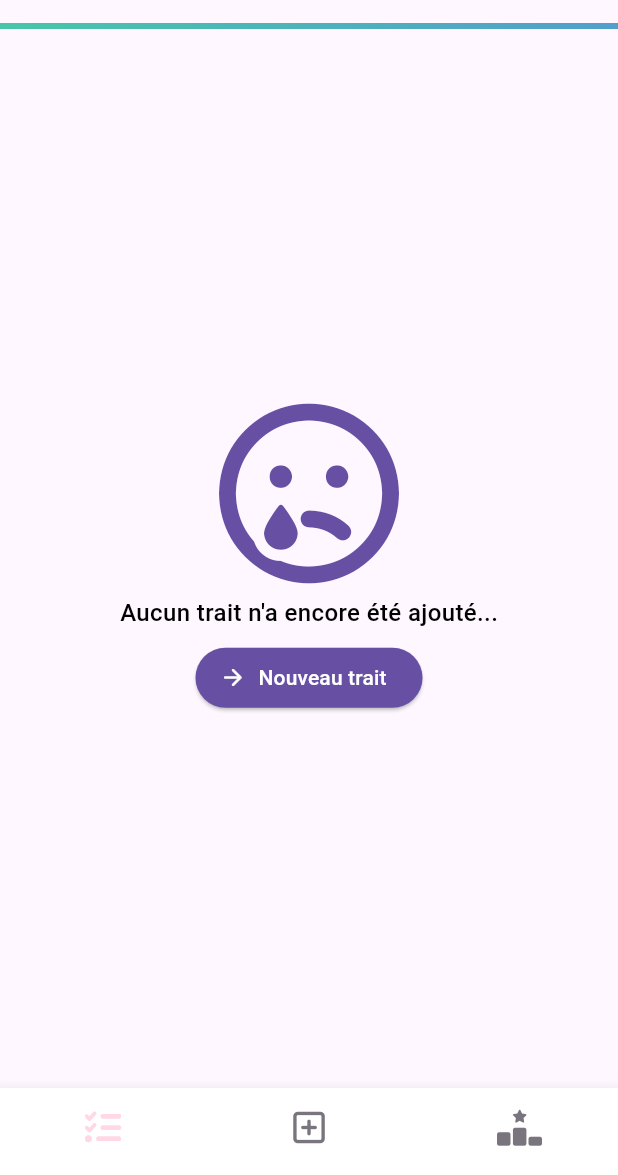
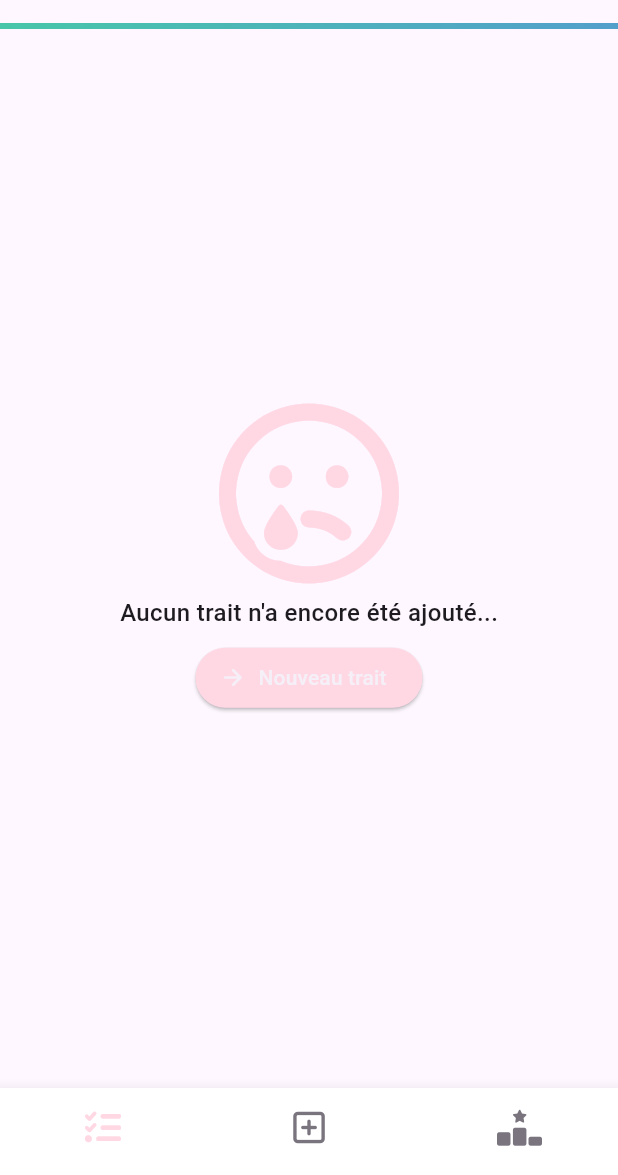
Before and after one commit to ArnaudGrt/flutter_linegitud, a Flutter app: the screen it shows after launch, on a phone screen of 412 x 824 dp, the part 61-1236 px from its top. Run offline on Flutter 3.47's test engine with Material 3 defaults, Android fonts, the phone set to English and light mode, and no system bars; our stand-ins replace font_awesome_flutter, get, shared_preferences, sqflite_common_ffi; accounts and stored records are empty.

Commit message:
💄 (history) screen : theme

```diff
--- a/lib/screens/history.dart
+++ b/lib/screens/history.dart
@@ -22,12 +22,14 @@ class History extends StatelessWidget {
     var theme = Theme.of(Get.context!);
 
     if (controller.isLoading.value) {
-      return const Scaffold(
+      return Scaffold(
         body: Column(
           children: [
             Expanded(
               child: Center(
-                child: CircularProgressIndicator(),
+                child: CircularProgressIndicator(
+                  color: theme.colorScheme.tertiaryContainer,
+                ),
               ),
             )
           ],
@@ -40,8 +42,8 @@ class History extends StatelessWidget {
       children: [
         Expanded(
             child: RefreshIndicator(
-                color: Colors.white,
-                backgroundColor: theme.colorScheme.primary,
+                color: theme.colorScheme.onInverseSurface,
+                backgroundColor: theme.colorScheme.tertiary,
                 onRefresh: () async {
                   return controller.refreshLinesHistory();
                 },
@@ -61,14 +63,16 @@ class History extends StatelessWidget {
                                     Icon(
                                       FontAwesomeIcons.faceSadTear,
                                       size: 120,
-                                      color: theme.colorScheme.primary,
+                                      color:
+                                          theme.colorScheme.tertiaryContainer,
                                     ),
-                                    const Padding(
-                                      padding: EdgeInsets.only(top: 8),
+                                    Padding(
+                                      padding: const EdgeInsets.only(top: 8),
                                       child: Text(
                                           "Aucun trait n'a encore été ajouté...",
                                           style: TextStyle(
-                                              color: Colors.black,
+                                              color:
+                                                  theme.colorScheme.onSurface,
                                               fontSize: 16,
                                               fontWeight: FontWeight.w500)),
                                     ),
@@ -79,16 +83,17 @@ class History extends StatelessWidget {
                                               homeController.selectMenu(1);
                                             },
                                             style: ElevatedButton.styleFrom(
-                                                backgroundColor:
-                                                    theme.colorScheme.primary),
-                                            icon: const Icon(
+                                                backgroundColor: theme
+                                                    .colorScheme
+                                                    .tertiaryContainer),
+                                            icon: Icon(
                                               Icons.arrow_forward_rounded,
-                                              color: Colors.white,
+                                              color: theme.colorScheme.onInverseSurface,
                                             ),
-                                            label: const Text(
+                                            label: Text(
                                               "Nouveau trait",
                                               style: TextStyle(
-                                                  color: Colors.white),
+                                                  color: theme.colorScheme.onInverseSurface),
                                             )))
                                   ],
                                 )))
@@ -115,7 +120,8 @@ class History extends StatelessWidget {
 
                                       Get.bottomSheet(
                                         lineBottomSheet(line, theme),
-                                        backgroundColor: Colors.white,
+                                        backgroundColor:
+                                            theme.colorScheme.onInverseSurface,
                                         enableDrag: true,
                                       );
                                     },
@@ -124,10 +130,11 @@ class History extends StatelessWidget {
                                             borderRadius:
                                                 BorderRadius.circular(4),
                                             side: BorderSide(
-                                                color:
-                                                    theme.colorScheme.tertiaryContainer,
+                                                color: theme.colorScheme
+                                                    .tertiaryContainer,
                                                 width: 0.4)),
-                                        color: theme.colorScheme.onInverseSurface,
+                                        color:
+                                            theme.colorScheme.onInverseSurface,
                                         elevation: 4,
                                         child: Padding(
                                           padding: const EdgeInsets.all(8),
@@ -137,21 +144,24 @@ class History extends StatelessWidget {
                                               children: [
                                                 RichText(
                                                     text: TextSpan(children: [
-                                                  const WidgetSpan(
+                                                  WidgetSpan(
                                                       alignment:
                                                           PlaceholderAlignment
                                                               .middle,
                                                       child: Icon(
                                                         Icons.check,
-                                                        color: Colors.green,
+                                                        color: theme.colorScheme
+                                                            .primaryContainer,
                                                         size: 16,
                                                       )),
                                                   TextSpan(
                                                       text: line.sender,
-                                                      style: const TextStyle(
-                                                          color: Colors.black,
+                                                      style: TextStyle(
+                                                          color: theme
+                                                              .colorScheme
+                                                              .onSurface,
                                                           fontSize: 16)),
-                                                  const WidgetSpan(
+                                                  WidgetSpan(
                                                       alignment:
                                                           PlaceholderAlignment
                                                               .middle,
@@ -159,11 +169,15 @@ class History extends StatelessWidget {
                                                         Icons
                                                             .arrow_right_alt_rounded,
                                                         size: 28,
+                                                        color: theme.colorScheme
+                                                            .onSurface,
                                                       )),
                                                   TextSpan(
                                                       text: line.recipient,
-                                                      style: const TextStyle(
-                                                          color: Colors.black,
+                                                      style: TextStyle(
+                                                          color: theme
+                                                              .colorScheme
+                                                              .onSurface,
                                                           fontSize: 16))
                                                 ])),
                                                 Expanded(
@@ -205,12 +219,13 @@ class History extends StatelessWidget {
               width: 40,
               height: 6,
               decoration: BoxDecoration(
-                  color: theme.colorScheme.primary,
+                  color: theme.colorScheme.tertiary,
                   borderRadius: const BorderRadius.all(Radius.circular(4))),
             ))
       ]),
       Padding(
-          padding: const EdgeInsets.only(top: 12, bottom: 12, left: 20, right: 20),
+          padding:
+              const EdgeInsets.only(top: 12, bottom: 12, left: 20, right: 20),
           child: Expanded(
               child: Text(
             line.reason,
```
